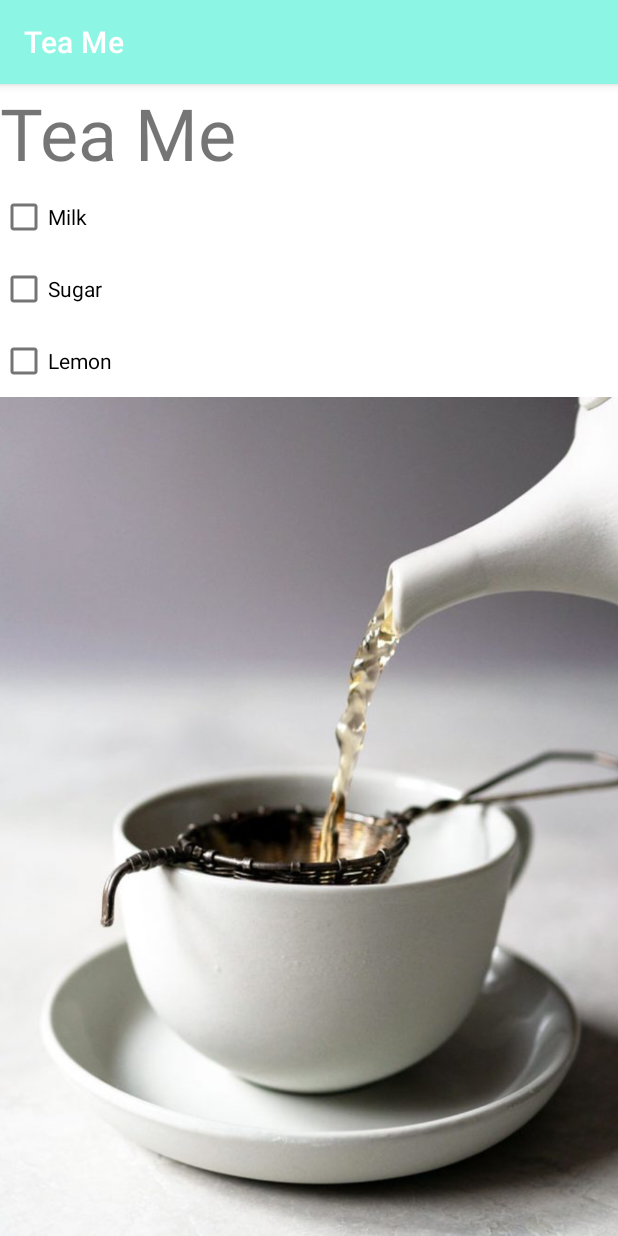
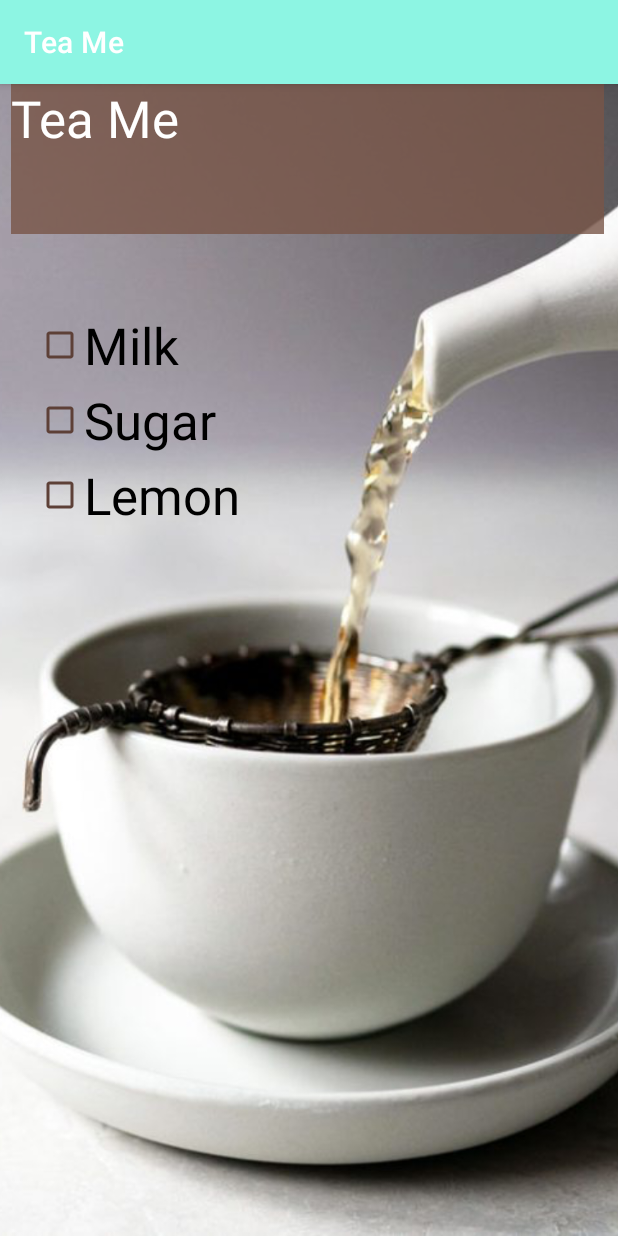
Before and after one commit to MobileApps-Cascadia/EX2-TeaMe, an Android app: the screen it shows after launch (MainActivity), on a phone screen of 412 x 824 dp. Run offline under Robolectric (Android 15) with nearby library versions, the phone set to English and light mode, and no system bars.

```diff
--- a/app/src/main/java/edu/cascadia/mobile/apps/tea_me/MainActivity.kt
+++ b/app/src/main/java/edu/cascadia/mobile/apps/tea_me/MainActivity.kt
@@ -21,8 +21,10 @@ class MainActivity : AppCompatActivity() {
         sugarCheckBox = findViewById(R.id.sugarBox)
         lemonCheckBox = findViewById(R.id.lemonBox)
 
-        //TODO: Assign each checkbox an EventHandler using a setOnCheckedChangeListener to calls the clickIt function with two parameters
-
+        // Assign each checkbox an EventHandler using a setOnCheckedChangeListener to calls the clickIt function with two parameters
+milkCheckBox.setOnCheckedChangeListener { box, selected -> clickIt(box, selected) }
+sugarCheckBox.setOnCheckedChangeListener { box, selected ->  clickIt(box, selected)}
+lemonCheckBox.setOnCheckedChangeListener { box, selected -> clickIt(box, selected) }
     }
 
     fun clickIt(box: CompoundButton, selected: Boolean ) {
@@ -31,11 +33,12 @@ class MainActivity : AppCompatActivity() {
         else TeaGoodies.remove(box.text)
 
         //Create a String of the current set of labels in the TeaGoodies Array
-        //TODO: Add the word "Love" to the end of every string built
+        // Add the word "Love" to the end of every string built
         val goodiesString = StringBuilder("Tea with ")
         for (goodies in TeaGoodies) {
             goodiesString.append(goodies).append(", ")
         }
+        goodiesString.append("Love")
         //Display the string as a temporary popup - called a "Toast"
         Toast.makeText(this@MainActivity, goodiesString, Toast.LENGTH_SHORT).show()
     }
--- a/app/src/main/res/layout/activity_main.xml
+++ b/app/src/main/res/layout/activity_main.xml
@@ -1,47 +1,80 @@
 <?xml version="1.0" encoding="utf-8"?>
-<!-- TODO : Change the Linear Layout to ConstraintLayout -->
-<LinearLayout xmlns:android="http://schemas.android.com/apk/res/android"
+<!--  Change the Linear Layout to ConstraintLayout -->
+<androidx.constraintlayout.widget.ConstraintLayout xmlns:android="http://schemas.android.com/apk/res/android"
+    xmlns:app="http://schemas.android.com/apk/res-auto"
     xmlns:tools="http://schemas.android.com/tools"
     android:layout_width="match_parent"
     android:layout_height="match_parent"
     android:orientation="vertical"
     tools:context=".MainActivity">
 
-    <!-- TODO : Add constraints to position the check boxes and text view,
+    <!--  Add constraints to position the check boxes and text view,
                 over the top-left gray area of the image as shown in the Exercise doc -->
 
-    <TextView
-        android:id="@+id/headingText"
+    <ImageView
+        android:id="@+id/teaImage"
         android:layout_width="wrap_content"
         android:layout_height="wrap_content"
-        android:text="Tea Me"
-        android:textSize="48dp"
-        />
+        android:backgroundTint="#FFFFFF"
+        android:scaleType="centerCrop"
+        android:src="@drawable/tea"
+        app:layout_constraintStart_toStartOf="parent"
+        app:layout_constraintTop_toTopOf="parent"
+        android:contentDescription="@string/todo" />
 
     <CheckBox
         android:id="@+id/milkBox"
         android:layout_width="wrap_content"
         android:layout_height="wrap_content"
-        android:text="Milk" />
+        android:layout_marginStart="24dp"
+        android:layout_marginTop="150dp"
+        android:buttonTint="#5D4037"
+        android:checked="false"
+        android:text="@string/milk"
+        android:textSize="34sp"
+        app:layout_constraintStart_toStartOf="parent"
+        app:layout_constraintTop_toTopOf="parent" />
 
     <CheckBox
         android:id="@+id/sugarBox"
         android:layout_width="wrap_content"
         android:layout_height="wrap_content"
-        android:text="Sugar" />
+        android:layout_marginStart="24dp"
+        android:layout_marginTop="200dp"
+        android:buttonTint="#5D4037"
+        android:text="@string/sugar"
+        android:textSize="34sp"
+        app:layout_constraintStart_toStartOf="parent"
+        app:layout_constraintTop_toTopOf="parent" />
 
     <CheckBox
         android:id="@+id/lemonBox"
         android:layout_width="wrap_content"
         android:layout_height="wrap_content"
-        android:text="Lemon" />
+        android:layout_marginStart="24dp"
+        android:layout_marginTop="250dp"
+        android:buttonTint="#5D4037"
+        android:checked="false"
+        android:text="@string/lemon"
+        android:textSize="34sp"
+        app:layout_constraintStart_toStartOf="parent"
+        app:layout_constraintTop_toTopOf="parent" />
 
-    <ImageView
-        android:id="@+id/teaImage"
-        android:layout_width="wrap_content"
-        android:layout_height="wrap_content"
-        android:scaleType="centerCrop"
-        android:src="@drawable/tea" />
+    <TextView
+        android:id="@+id/headingText"
+        android:layout_width="395dp"
+        android:layout_height="100dp"
+        android:background="#CC795548"
+        android:text="@string/tea_me"
+        android:textAppearance="@style/TextAppearance.AppCompat.Display1"
+        android:textColor="#FFFFFF"
+        android:textSize="34sp"
+        android:visibility="visible"
+        app:layout_constraintEnd_toEndOf="parent"
+        app:layout_constraintHorizontal_bias="0.454"
+        app:layout_constraintStart_toStartOf="parent"
+        app:layout_constraintTop_toTopOf="parent"
+        tools:visibility="visible" />
 
 
-</LinearLayout>
+</androidx.constraintlayout.widget.ConstraintLayout>
--- a/app/src/main/res/values/strings.xml
+++ b/app/src/main/res/values/strings.xml
@@ -1,4 +1,9 @@
 <resources>
     <string name="app_name">Tea Me</string>
+    <string name="tea_me">Tea Me</string>
+    <string name="milk">Milk</string>
+    <string name="sugar">Sugar</string>
+    <string name="lemon">Lemon</string>
+    <string name="todo">TODO</string>
 
 </resources>
```
